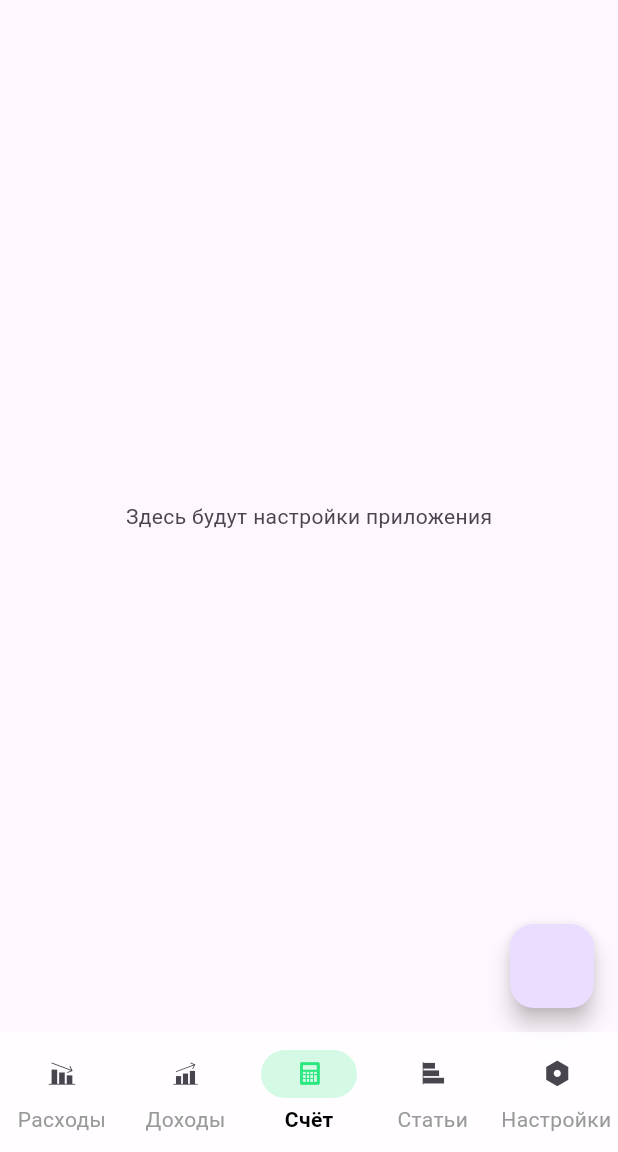
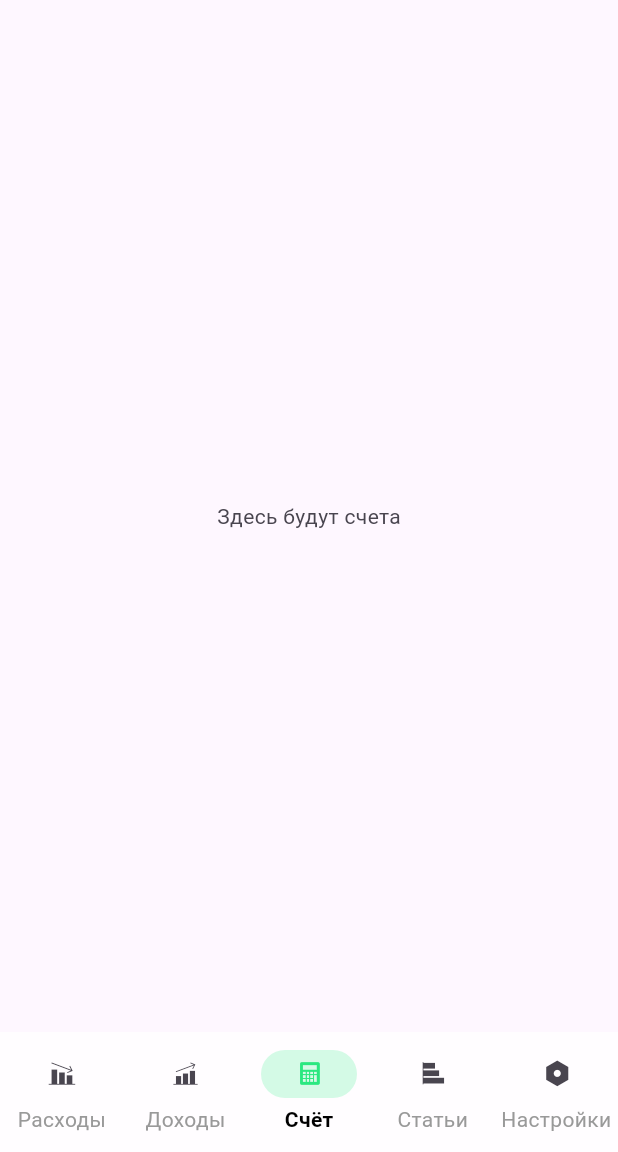
Before and after one commit to pablobagdal/CoinsIO, a Flutter app: the screen it shows after launch, item 3 of the bottom bar chosen, on a phone screen of 412 x 824 dp, the part 84-1236 px from its top. Run offline on Flutter 3.47's test engine with Material 3 defaults, Android fonts, the phone set to English and light mode, and no system bars; our stand-ins replace flutter_bloc, freezed_annotation; generated files the repository leaves out were written again.

Commit message:
change folders in data layer and start common widget for incomes and expences

```diff
--- a/lib/data/services/mock_account_repository.dart
+++ b/lib/data/datasources/local/mock_account_repository.dart
@@ -1,4 +1,4 @@
-import 'package:coinio_app/data/datasources/local/account_repository.dart';
+import 'package:coinio_app/data/repositories/account_repository.dart';
 import 'package:coinio_app/domain/models/account/account.dart';
 import 'package:coinio_app/domain/models/account_history/account_history.dart';
 import 'package:coinio_app/domain/models/account_state/account_state.dart';
--- a/lib/data/services/mock_category_repository.dart
+++ b/lib/data/datasources/local/mock_category_repository.dart
@@ -1,4 +1,4 @@
-import 'package:coinio_app/data/datasources/local/category_repository.dart';
+import 'package:coinio_app/data/repositories/category_repository.dart';
 import 'package:coinio_app/domain/models/category/category.dart';
 
 class MockCategoryRepository implements CategoryRepository {
--- a/lib/data/services/mock_transaction_repository.dart
+++ b/lib/data/datasources/local/mock_transaction_repository.dart
@@ -1,4 +1,4 @@
-import 'package:coinio_app/data/datasources/local/transaction_repository.dart';
+import 'package:coinio_app/data/repositories/transaction_repository.dart';
 import 'package:coinio_app/domain/models/transaction/transaction.dart';
 
 class MockTransactionRepository implements TransactionRepository {
--- a/lib/domain/usecases/get_transaction_use_case.dart
+++ b/lib/domain/usecases/get_transaction_use_case.dart
@@ -1,4 +1,4 @@
-import 'package:coinio_app/data/datasources/local/transaction_repository.dart';
+import 'package:coinio_app/data/repositories/transaction_repository.dart';
 import 'package:coinio_app/domain/models/transaction/transaction.dart';
 
 class GetTransactionUseCase {
--- a/lib/domain/usecases/get_transactions_by_period_use_case.dart
+++ b/lib/domain/usecases/get_transactions_by_period_use_case.dart
@@ -1,4 +1,4 @@
-import 'package:coinio_app/data/datasources/local/transaction_repository.dart';
+import 'package:coinio_app/data/repositories/transaction_repository.dart';
 import 'package:coinio_app/domain/models/transaction/transaction.dart';
 
 class GetTransactionsByPeriodUseCase {
--- a/lib/main.dart
+++ b/lib/main.dart
@@ -1,5 +1,5 @@
-import 'package:coinio_app/data/datasources/local/transaction_repository.dart';
-import 'package:coinio_app/data/services/mock_transaction_repository.dart';
+import 'package:coinio_app/data/repositories/transaction_repository.dart';
+import 'package:coinio_app/data/datasources/local/mock_transaction_repository.dart';
 import 'package:coinio_app/domain/usecases/get_transaction_use_case.dart';
 import 'package:coinio_app/domain/usecases/get_transactions_by_period_use_case.dart';
 import 'package:coinio_app/ui/widgets/my_app.dart';
--- a/lib/ui/pages/accounts_screen.dart
+++ b/lib/ui/pages/accounts_screen.dart
@@ -7,8 +7,7 @@ class AccountsScreen extends StatelessWidget {
   Widget build(BuildContext context) {
     return Scaffold(
       appBar: AppBar(title: const Text('Настройки')),
-      body: const Center(child: Text('Здесь будут настройки приложения')),
-      floatingActionButton: FloatingActionButton(onPressed: () {}),
+      body: const Center(child: Text('Здесь будут счета')),
     );
   }
 }
--- a/lib/ui/pages/categories_screen.dart
+++ b/lib/ui/pages/categories_screen.dart
@@ -7,8 +7,7 @@ class CategoriesScreen extends StatelessWidget {
   Widget build(BuildContext context) {
     return Scaffold(
       appBar: AppBar(title: const Text('Настройки')),
-      body: const Center(child: Text('Здесь будут настройки приложения')),
-      floatingActionButton: FloatingActionButton(onPressed: () {}),
+      body: const Center(child: Text('Здесь будут категории')),
     );
   }
 }
--- a/lib/ui/pages/incomes_screen.dart
+++ b/lib/ui/pages/incomes_screen.dart
@@ -7,7 +7,7 @@ class IncomesScreen extends StatelessWidget {
   Widget build(BuildContext context) {
     return Scaffold(
       appBar: AppBar(title: const Text('Доходы')),
-      body: const Center(child: Text('Здесь будут настройки приложения')),
+      body: const Center(child: Text('Здесь будут доходы')),
       floatingActionButton: FloatingActionButton(onPressed: () {}),
     );
   }
--- a/lib/ui/pages/settings_screen.dart
+++ b/lib/ui/pages/settings_screen.dart
@@ -8,7 +8,6 @@ class SettingsScreen extends StatelessWidget {
     return Scaffold(
       appBar: AppBar(title: const Text('Настройки')),
       body: const Center(child: Text('Здесь будут настройки приложения')),
-      floatingActionButton: FloatingActionButton(onPressed: () {}),
     );
   }
 }
--- a/lib/ui/widgets/transaction_body.dart
+++ b/lib/ui/widgets/transaction_body.dart
@@ -1,5 +1,3 @@
-import 'package:coinio_app/data/services/mock_transaction_repository.dart';
-import 'package:coinio_app/domain/models/transaction/transaction.dart';
 import 'package:coinio_app/ui/blocs/transaction_bloc/transaction_bloc.dart';
 import 'package:coinio_app/ui/blocs/transaction_bloc/transaction_state.dart';
 import 'package:flutter/material.dart';
```
Also changed, not shown: lib/ui/widgets/transaction_page.dart (added, +12 -0 lines), lib/data/repositories/account_repository.dart (renamed from lib/data/datasources/local/account_repository.dart), lib/data/repositories/category_repository.dart (renamed from lib/data/datasources/local/category_repository.dart), lib/data/repositories/transaction_repository.dart (renamed from lib/data/datasources/local/transaction_repository.dart).
